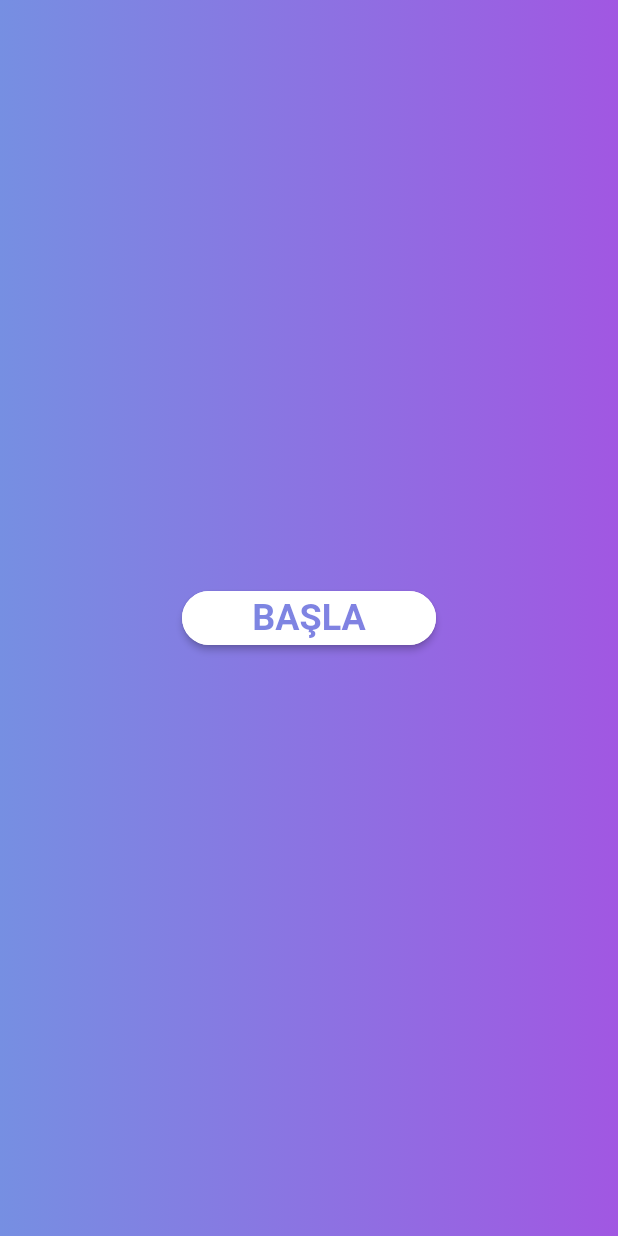
After one commit to noelcinleri/hobbymates, a Flutter app: the screen it shows after launch, on a phone screen of 412 x 824 dp. The commit adds this screen. Run offline on Flutter 3.47's test engine with Material 2 defaults, Android fonts, the phone set to English and light mode, and no system bars; our stand-ins replace cloud_firestore, connectivity, firebase_auth, firebase_core, rflutter_alert, shared_preferences; accounts and stored records are empty.

Commit message:
some settings

```diff
--- a/lib/main.dart
+++ b/lib/main.dart
@@ -1,4 +1,5 @@
 import 'package:flutter/material.dart';
+import 'package:hobby_mates/ui/StartScreen.dart';
 import 'package:hobby_mates/ui/chats.dart';
 import 'package:hobby_mates/ui/conversation.dart';
 import 'package:hobby_mates/ui/phoneVerificationCode.dart';
@@ -17,11 +18,12 @@ class MyApp extends StatelessWidget {
         primarySwatch: Colors.blue,
       ),
       routes: {
-        '/':(context)=>Conversation(uid: 'Jspv3d8hINaj5NGmMJFF99UOCyL2',),
-        // '/':(context)=>PhoneVerification(),
+        // '/':(context)=>Conversation(uid: 'Jspv3d8hINaj5NGmMJFF99UOCyL2',),
+        '/':(context)=>StartScreen(),
+        '/phone':(context)=>PhoneVerification(),
         '/code':(context)=>PhoneCodeEnter(),
         '/profil':(context)=>ProfilePage(),
-        '/chat':(context)=>Conversation(uid: 'Jspv3d8hINaj5NGmMJFF99UOCyL2',),
+        '/chat':(context)=>Conversation(),
       },
       // home: PhoneVerification(),
     );
--- /dev/null
+++ b/lib/ui/StartScreen.dart
@@ -0,0 +1,145 @@
+import 'dart:async';
+import 'package:connectivity/connectivity.dart';
+import 'package:firebase_auth/firebase_auth.dart';
+import 'package:flutter/material.dart';
+import 'package:hobby_mates/utils/MaskedTextBox.dart';
+import 'package:rflutter_alert/rflutter_alert.dart';
+
+class StartScreen extends StatefulWidget {
+  StartScreen({Key key}) : super(key: key);
+
+  @override
+  _StartScreenState createState() => _StartScreenState();
+}
+
+class _StartScreenState extends State<StartScreen> {
+
+  bool loading =true;
+  bool uidBool = false;
+  String uid;
+  var firebaseAuth = FirebaseAuth.instance;
+  void connectionCheck() async {
+    var connectivityResult = await (Connectivity().checkConnectivity());
+    if (connectivityResult == ConnectivityResult.mobile) {
+      print("mobil conneciton");
+    } else if (connectivityResult == ConnectivityResult.wifi) {
+      print("wifi connection");
+    } else {
+      Alert(
+        context: context,
+        type: AlertType.warning,
+        style: AlertStyle(
+          isCloseButton: false,
+          isOverlayTapDismiss: false,
+        ),
+        title: "INTERNET BAĞLANTISI",
+        desc:
+            "İnternet bağlantısı yok. internet bağlantınızla \n beraber lütfen uygulamayı yeniden başlatın ",
+        buttons: [
+          // DialogButton(
+          //   child: Text(
+          //     "TAMAM",
+          //     style: TextStyle(color: Colors.white, fontSize: 20),
+          //   ),
+          //   onPressed: () => exit(0),
+          //   width: 120,
+          // )
+        ],
+      ).show();
+    }
+  }
+
+
+
+  @override
+  void initState() {
+    connectionCheck();
+    firebaseAuth.signOut();
+    firebaseAuth.currentUser().then((user){
+      uidBool = true;
+      if(user != null){
+        uid = user.uid;
+      }
+    });
+    super.initState();
+  }
+
+
+  @override
+  Widget build(BuildContext context) {
+    return Scaffold(
+      body: Container(
+        constraints: BoxConstraints.expand(),
+        decoration: BoxDecoration(
+          color: Color.fromARGB(255, 255, 255, 255),
+        ),
+        child: Stack(
+          alignment: Alignment.topRight,
+          children: [
+            Container(
+              decoration: BoxDecoration(
+                gradient: LinearGradient(
+                  stops: [
+                    0,
+                    1,
+                    1,
+                  ],
+                  colors: [
+                    Color.fromARGB(255, 118, 143, 226),
+                    Color.fromARGB(255, 161, 87, 226),
+                    Color.fromARGB(255, 0, 0, 0),
+                  ],
+                ),
+              ),
+              child: Container(
+                  child: Center(
+                child: Column(
+                  mainAxisAlignment: MainAxisAlignment.center,
+                  children: <Widget>[
+
+                    RaisedButton(
+                      onPressed: () {
+                        if(uid == null && uidBool){
+                          Navigator.pushNamedAndRemoveUntil(context, '/phone', (Route<dynamic> r) =>false);
+                        }else if(uid != null){
+                          Navigator.pushNamedAndRemoveUntil(context, '/chat', (Route<dynamic> r) =>false);
+                        }
+                      },
+                      color: Colors.white,
+                      shape: RoundedRectangleBorder(
+                          borderRadius: new BorderRadius.circular(18.0),
+                          side: BorderSide(color: Colors.white)),
+                      child: Container(
+                        width: MediaQuery.of(context).size.width / 3,
+                        child: Text(
+                          'BAŞLA',
+                          textAlign: TextAlign.center,
+                          style: TextStyle(fontWeight: FontWeight.bold,
+                              fontSize: 24,
+                              foreground: Paint()
+                                ..shader = LinearGradient(
+                                  stops: [
+                                    0,
+                                    1,
+                                    1,
+                                  ],
+                                  colors: [
+                                    Color.fromARGB(255, 118, 143, 226),
+                                    Color.fromARGB(255, 161, 87, 226),
+                                    Color.fromARGB(255, 0, 0, 0),
+                                  ],
+                                ).createShader(
+                                    Rect.fromLTWH(0.0, 0.0, 1000, 50.0))),
+                        ),
+                      ),
+                    )
+                  ],
+                ),
+              )),
+            ),
+          ],
+        ),
+      ),
+    );
+  }
+}
--- a/lib/ui/phoneVerificationCode.dart
+++ b/lib/ui/phoneVerificationCode.dart
@@ -22,6 +22,7 @@ class _PhoneCodeEnterState extends State<PhoneCodeEnter> {
   String errorMessage;
 
   void signInWithPhoneNumber(String smsCode) async {
+
     print('actualCode => ${widget.actualCode}');
     var _authCredential = PhoneAuthProvider.getCredential(
         // verificationId: "AM5PThCiQTTYmW-VO0z1KzAa1h1081DUzQRLH-4YAQi0nPT79E-4WKiAfkkPWN9Xkgbmvq6lfsWuP40NW70yh4T0-aVGRpQ0sPq2M3m4TVIE3fJZ3Wyq1Ua--lEpdXk8Ok5Yik9EPm4A", smsCode: smsCode.toString());
--- a/lib/ui/phoneverification.dart
+++ b/lib/ui/phoneverification.dart
@@ -128,6 +128,7 @@ class _PhoneVerificationState extends State<PhoneVerification> {
     }
   }
   Timer t;
+
   @override
   void initState() {
     connectionCheck();
--- a/lib/ui/profile.dart
+++ b/lib/ui/profile.dart
@@ -181,7 +181,7 @@ class MapScreenState extends State<ProfilePage>
                               mainAxisAlignment: MainAxisAlignment.center,
                               children: <Widget>[
                                 new CircleAvatar(
-                                  backgroundColor: Color(0xFF3A9C75),
+                                  backgroundColor: Color.fromARGB(255, 161, 87, 226),
                                   radius: 25.0,
                                   child: new Icon(
                                     Icons.camera_alt,
@@ -514,7 +514,7 @@ class MapScreenState extends State<ProfilePage>
   Widget _getEditIcon() {
     return new GestureDetector(
       child: new CircleAvatar(
-        backgroundColor: Color(0xFF3A9C75),
+        backgroundColor: Color.fromARGB(255, 161, 87, 226),
         radius: 14.0,
         child: new Icon(
           Icons.edit,
```
Also changed, not shown: lib/ui/conversation.dart (+11 -2 lines), lib/ui/hobbySelect.dart (added, +30 -0 lines).
